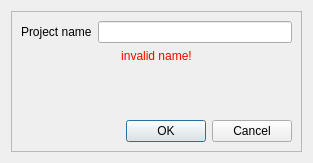
Before: the Qt Designer form view/newprojectdialog.ui in Joensw/RCAIT, drawn with Qt 5.
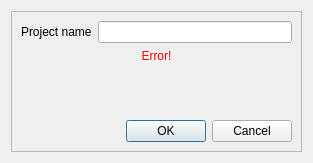
After: the same form once the commit is applied.

Commit message: Most message that pop in the UI as errors have a short animation now (Settings, Project/Model creation/deletion)

```diff
--- a/view/newprojectdialog.ui
+++ b/view/newprojectdialog.ui
@@ -48,7 +48,7 @@
            <string notr="true">QLabel { color : red; }</string>
           </property>
           <property name="text">
-           <string>invalid name!</string>
+           <string>Error!</string>
           </property>
           <property name="alignment">
            <set>Qt::AlignCenter</set>
```
Left out of the diff: 2 changed lines with no effect on the pictures. The commit also changes 11 other files.
